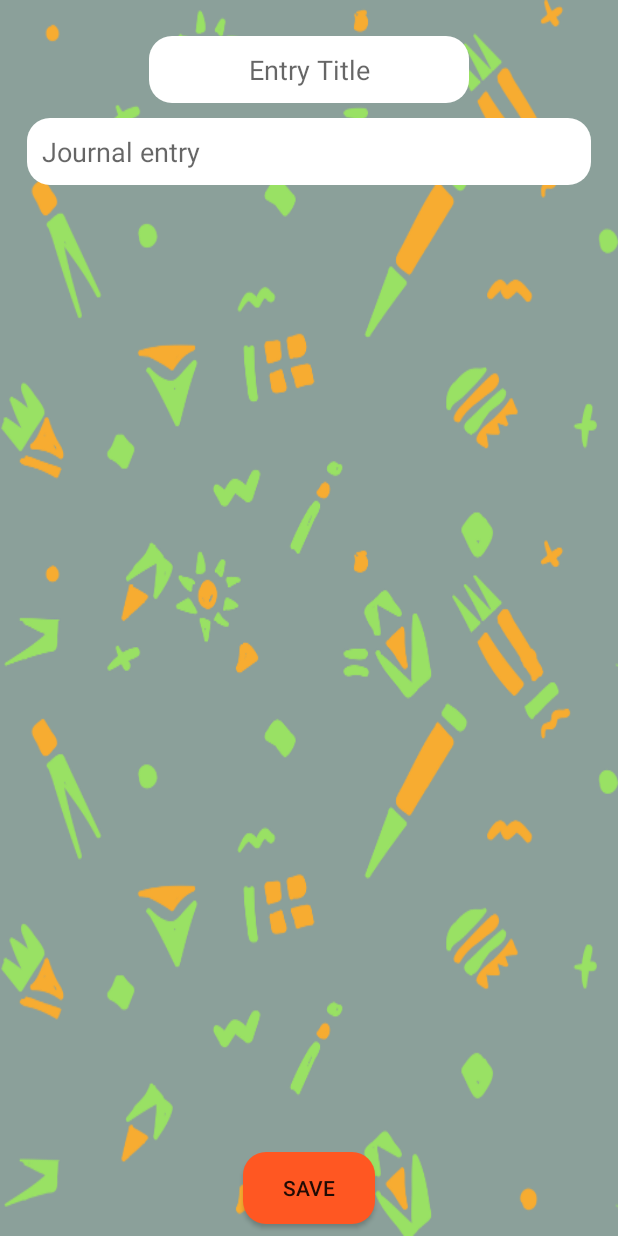
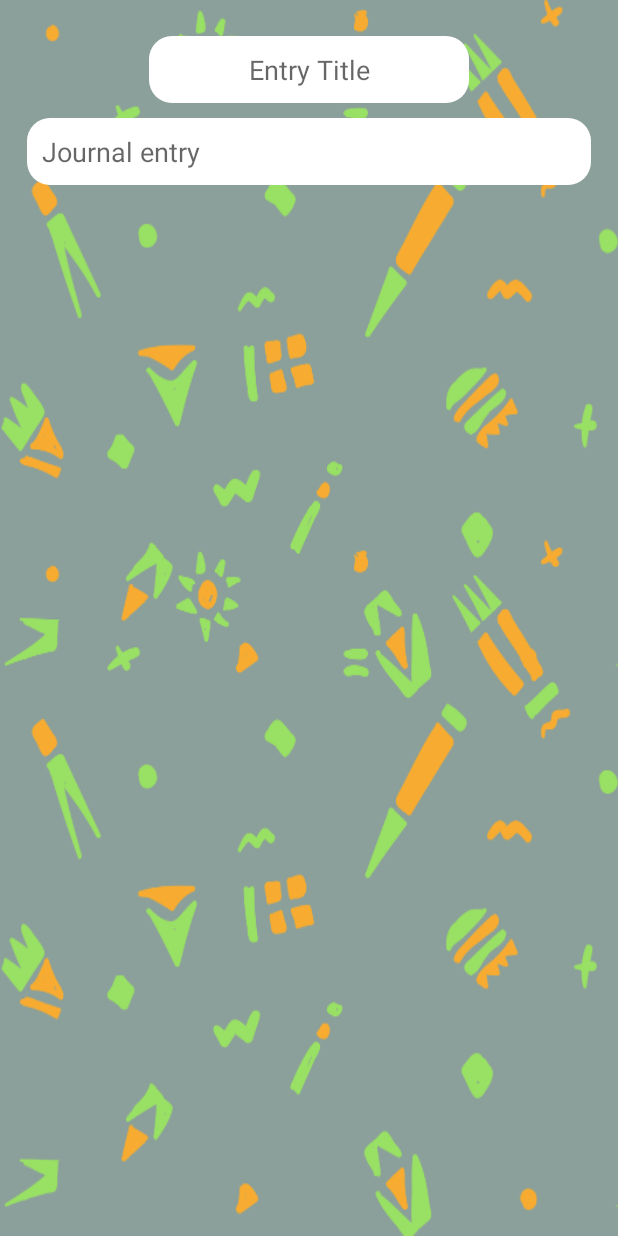
Before and after one commit to NecoHorne/journalApp, an Android app: the layout activity_add_entry.xml on its own in the app's theme, with its tools: preview values and no code run, on a phone screen of 412 x 824 dp. Run offline under Robolectric (Android 15) with nearby library versions, the phone set to English and light mode, and no system bars.

Commit message:
UI/UX improvements.

```diff
--- a/app/src/main/java/com/necohorne/alcjournalapp/Data/JournalDbHelper.java
+++ b/app/src/main/java/com/necohorne/alcjournalapp/Data/JournalDbHelper.java
@@ -79,6 +79,7 @@ public class JournalDbHelper extends SQLiteOpenHelper{
         journalEntry.setDataBasePos(cursor.getInt(0));
 
         cursor.close();
+        db.close();
         return journalEntry;
     }
 
@@ -113,6 +114,7 @@ public class JournalDbHelper extends SQLiteOpenHelper{
             }while (cursor.moveToNext());
         }
         cursor.close();
+        db.close();
         return entryArrayListList;
 
     }
--- a/app/src/main/res/layout/activity_add_entry.xml
+++ b/app/src/main/res/layout/activity_add_entry.xml
@@ -29,7 +29,7 @@
         android:layout_marginBottom="8dp"
         android:layout_marginEnd="8dp"
         android:layout_marginStart="8dp"
-        app:layout_constraintBottom_toTopOf="@+id/button_entry_save"
+        app:layout_constraintBottom_toBottomOf="parent"
         app:layout_constraintEnd_toEndOf="parent"
         app:layout_constraintStart_toStartOf="parent"
         app:layout_constraintTop_toBottomOf="@+id/edit_text_entry_title">
@@ -54,17 +54,4 @@
         </LinearLayout>
     </ScrollView>
 
-    <Button
-        android:id="@+id/button_entry_save"
-        android:layout_width="wrap_content"
-        android:layout_height="wrap_content"
-        android:layout_marginBottom="8dp"
-        android:layout_marginEnd="8dp"
-        android:layout_marginStart="8dp"
-        android:background="@drawable/google_button_rectangle"
-        android:text="@string/entry_save_button_text"
-        app:layout_constraintBottom_toBottomOf="parent"
-        app:layout_constraintEnd_toEndOf="parent"
-        app:layout_constraintStart_toStartOf="parent" />
-
 </android.support.constraint.ConstraintLayout>
--- a/app/src/main/res/layout/journal_entry_list_item.xml
+++ b/app/src/main/res/layout/journal_entry_list_item.xml
@@ -12,7 +12,7 @@
         android:layout_marginEnd="8dp"
         android:layout_marginStart="8dp"
         android:layout_marginTop="8dp"
-        app:cardCornerRadius="5dp"
+        app:cardCornerRadius="15dp"
         app:layout_constraintBottom_toBottomOf="parent"
         app:layout_constraintEnd_toEndOf="parent"
         app:layout_constraintStart_toStartOf="parent"
--- a/app/src/main/res/menu/entry_detail_menu.xml
+++ b/app/src/main/res/menu/entry_detail_menu.xml
@@ -12,4 +12,10 @@
         android:icon="@drawable/ic_delete_white_24dp"
         android:title="@string/detail_menu_delete_string"
         app:showAsAction="ifRoom" />
+    <item
+        android:id="@+id/detail_menu_save"
+        android:icon="@drawable/ic_save_white_24dp"
+        android:title="Save"
+        android:visible="false"
+        app:showAsAction="always" />
 </menu>
```
Also changed, not shown: app/src/main/java/com/necohorne/alcjournalapp/Activities/AddEntryActivity.java (+25 -13 lines), app/src/main/java/com/necohorne/alcjournalapp/Activities/EntryDetailActivity.java (+21 -15 lines), app/src/main/res/layout/activity_entry_detail.xml (+3 -9 lines), app/src/main/res/menu/add_entry_menu.xml (added, +10 -0 lines).
